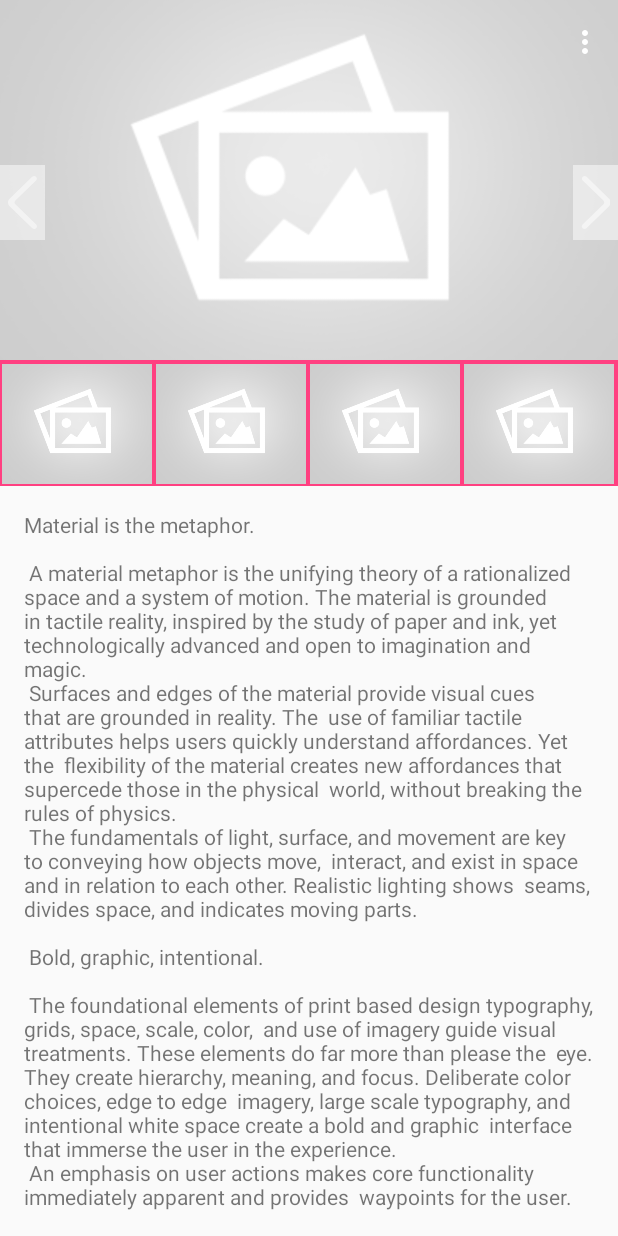
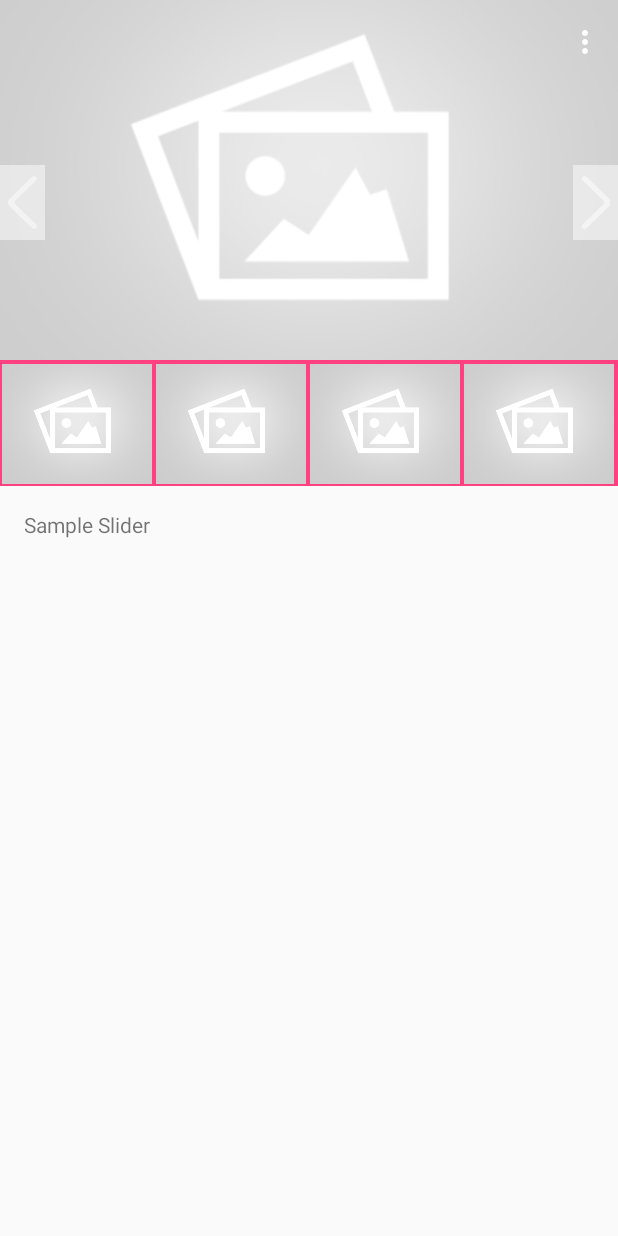
Before and after one commit to sunnag7/SampleSlider, an Android app: the screen it shows after launch (ScrollingActivity), on a phone screen of 412 x 824 dp. Run offline under Robolectric (Android 15) with nearby library versions, the phone set to English and light mode, and no system bars; libraries missing offline, so code that uses them is left out: junit.framework; plain views replace SubsamplingScaleImageView; 1 statement that could not run was skipped.

Commit message:
contetn removed

```diff
--- a/app/src/main/res/layout/content_scrolling.xml
+++ b/app/src/main/res/layout/content_scrolling.xml
@@ -12,6 +12,6 @@
         android:layout_width="wrap_content"
         android:layout_height="wrap_content"
         android:layout_margin="@dimen/text_margin"
-        android:text="@string/large_text" />
+        android:text="Sample Slider" />
 
 </android.support.v4.widget.NestedScrollView>
```
